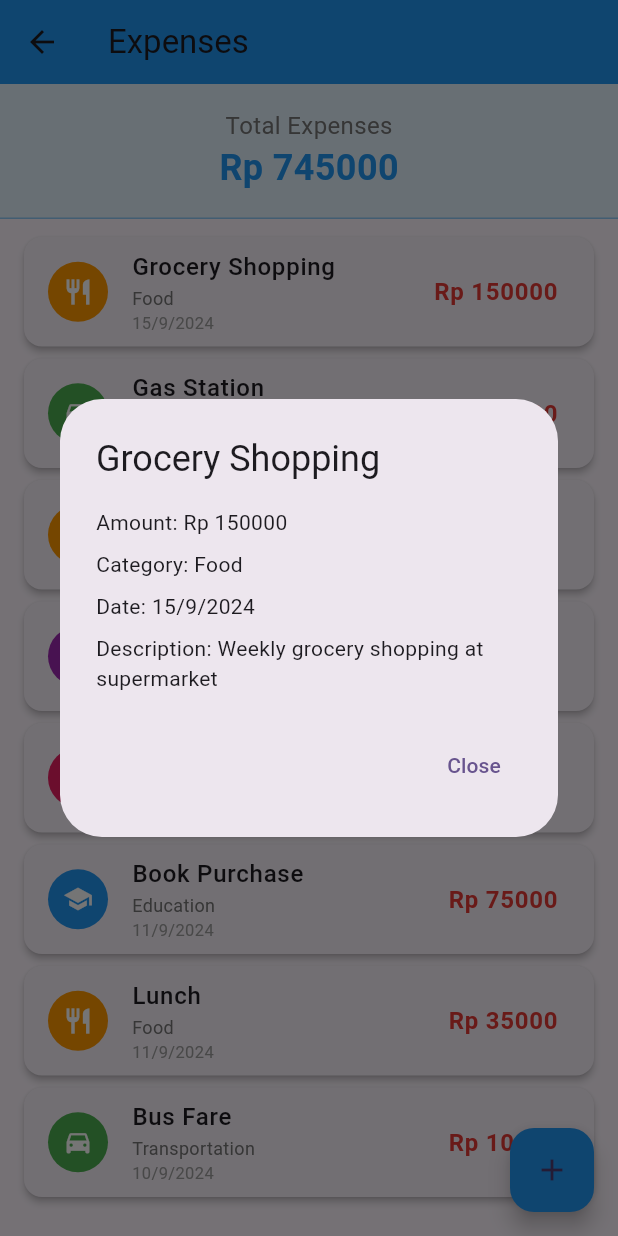
After one commit to siubie/starter_pertemuan_4, a Flutter app: the ExpenseListScreen screen opened directly, after a tap on "Grocery Shopping", on a phone screen of 412 x 824 dp. The commit adds this screen. Run offline on Flutter 3.47's test engine with Material 3 defaults, Android fonts, the light colour scheme and no system bars.

Commit message:
Implement navigation and expense management features across multiple screens

```diff
--- /dev/null
+++ b/lib/models/expense.dart
@@ -0,0 +1,23 @@
+class Expense {
+  final String id;
+  final String title;
+  final double amount;
+  final String category;
+  final DateTime date;
+  final String description;
+
+  Expense({
+    required this.id,
+    required this.title,
+    required this.amount,
+    required this.category,
+    required this.date,
+    required this.description,
+  });
+
+  String get formattedAmount => 'Rp ${amount.toStringAsFixed(0)}';
+
+  String get formattedDate {
+    return '${date.day}/${date.month}/${date.year}';
+  }
+}
--- /dev/null
+++ b/lib/screens/expense_list_screen.dart
@@ -0,0 +1,251 @@
+import 'package:flutter/material.dart';
+import '../models/expense.dart';
+
+class ExpenseListScreen extends StatelessWidget {
+  const ExpenseListScreen({super.key});
+
+  @override
+  Widget build(BuildContext context) {
+    final List<Expense> expenses = [
+      Expense(
+        id: '1',
+        title: 'Grocery Shopping',
+        amount: 150000,
+        category: 'Food',
+        date: DateTime(2024, 9, 15),
+        description: 'Weekly grocery shopping at supermarket',
+      ),
+      Expense(
+        id: '2',
+        title: 'Gas Station',
+        amount: 50000,
+        category: 'Transportation',
+        date: DateTime(2024, 9, 14),
+        description: 'Refuel motorcycle',
+      ),
+      Expense(
+        id: '3',
+        title: 'Coffee Shop',
+        amount: 25000,
+        category: 'Food',
+        date: DateTime(2024, 9, 14),
+        description: 'Morning coffee with friends',
+      ),
+      Expense(
+        id: '4',
+        title: 'Internet Bill',
+        amount: 300000,
+        category: 'Utilities',
+        date: DateTime(2024, 9, 13),
+        description: 'Monthly internet subscription',
+      ),
+      Expense(
+        id: '5',
+        title: 'Movie Tickets',
+        amount: 100000,
+        category: 'Entertainment',
+        date: DateTime(2024, 9, 12),
+        description: 'Weekend movie with family',
+      ),
+      Expense(
+        id: '6',
+        title: 'Book Purchase',
+        amount: 75000,
+        category: 'Education',
+        date: DateTime(2024, 9, 11),
+        description: 'Programming books for study',
+      ),
+      Expense(
+        id: '7',
+        title: 'Lunch',
+        amount: 35000,
+        category: 'Food',
+        date: DateTime(2024, 9, 11),
+        description: 'Lunch at restaurant',
+      ),
+      Expense(
+        id: '8',
+        title: 'Bus Fare',
+        amount: 10000,
+        category: 'Transportation',
+        date: DateTime(2024, 9, 10),
+        description: 'Daily commute to office',
+      ),
+    ];
+
+    return Scaffold(
+      appBar: AppBar(
+        title: Text('Expenses'),
+        backgroundColor: Colors.blue,
+      ),
+      body: Column(
+        children: [
+          Container(
+            width: double.infinity,
+            padding: EdgeInsets.all(16),
+            decoration: BoxDecoration(
+              color: Colors.blue.shade50,
+              border: Border(
+                bottom: BorderSide(color: Colors.blue.shade200),
+              ),
+            ),
+            child: Column(
+              children: [
+                Text(
+                  'Total Expenses',
+                  style: TextStyle(
+                    fontSize: 16,
+                    color: Colors.grey[600],
+                  ),
+                ),
+                Text(
+                  _calculateTotal(expenses),
+                  style: TextStyle(
+                    fontSize: 24,
+                    fontWeight: FontWeight.bold,
+                    color: Colors.blue,
+                  ),
+                ),
+              ],
+            ),
+          ),
+          Expanded(
+            child: ListView.builder(
+              padding: EdgeInsets.all(8),
+              itemCount: expenses.length,
+              itemBuilder: (context, index) {
+                final expense = expenses[index];
+                return Card(
+                  margin: EdgeInsets.symmetric(horizontal: 8, vertical: 4),
+                  elevation: 2,
+                  child: ListTile(
+                    leading: CircleAvatar(
+                      backgroundColor: _getCategoryColor(expense.category),
+                      child: Icon(
+                        _getCategoryIcon(expense.category),
+                        color: Colors.white,
+                        size: 20,
+                      ),
+                    ),
+                    title: Text(
+                      expense.title,
+                      style: TextStyle(
+                        fontWeight: FontWeight.w500,
+                      ),
+                    ),
+                    subtitle: Column(
+                      crossAxisAlignment: CrossAxisAlignment.start,
+                      children: [
+                        Text(
+                          expense.category,
+                          style: TextStyle(
+                            color: Colors.grey[600],
+                            fontSize: 12,
+                          ),
+                        ),
+                        Text(
+                          expense.formattedDate,
+                          style: TextStyle(
+                            color: Colors.grey[500],
+                            fontSize: 11,
+                          ),
+                        ),
+                      ],
+                    ),
+                    trailing: Text(
+                      expense.formattedAmount,
+                      style: TextStyle(
+                        fontWeight: FontWeight.bold,
+                        fontSize: 16,
+                        color: Colors.red[600],
+                      ),
+                    ),
+                    onTap: () {
+                      _showExpenseDetails(context, expense);
+                    },
+                  ),
+                );
+              },
+            ),
+          ),
+        ],
+      ),
+      floatingActionButton: FloatingActionButton(
+        onPressed: () {
+          ScaffoldMessenger.of(context).showSnackBar(
+            SnackBar(content: Text('Add expense feature coming soon!')),
+          );
+        },
+        backgroundColor: Colors.blue,
+        child: Icon(Icons.add),
+      ),
+    );
+  }
+
+  String _calculateTotal(List<Expense> expenses) {
+    double total = expenses.fold(0, (sum, expense) => sum + expense.amount);
+    return 'Rp ${total.toStringAsFixed(0)}';
+  }
+
+  Color _getCategoryColor(String category) {
+    switch (category.toLowerCase()) {
+      case 'food':
+        return Colors.orange;
+      case 'transportation':
+        return Colors.green;
+      case 'utilities':
+        return Colors.purple;
+      case 'entertainment':
+        return Colors.pink;
+      case 'education':
+        return Colors.blue;
+      default:
+        return Colors.grey;
+    }
+  }
+
+  IconData _getCategoryIcon(String category) {
+    switch (category.toLowerCase()) {
+      case 'food':
+        return Icons.restaurant;
+      case 'transportation':
+        return Icons.directions_car;
+      case 'utilities':
+        return Icons.home;
+      case 'entertainment':
+        return Icons.movie;
+      case 'education':
+        return Icons.school;
+      default:
+        return Icons.attach_money;
+    }
+  }
+
+  void _showExpenseDetails(BuildContext context, Expense expense) {
+    showDialog(
+      context: context,
+      builder: (context) => AlertDialog(
+        title: Text(expense.title),
+        content: Column(
+          mainAxisSize: MainAxisSize.min,
+          crossAxisAlignment: CrossAxisAlignment.start,
+          children: [
+            Text('Amount: ${expense.formattedAmount}'),
+            SizedBox(height: 8),
+            Text('Category: ${expense.category}'),
+            SizedBox(height: 8),
+            Text('Date: ${expense.formattedDate}'),
+            SizedBox(height: 8),
+            Text('Description: ${expense.description}'),
+          ],
+        ),
+        actions: [
+          TextButton(
+            onPressed: () => Navigator.pop(context),
+            child: Text('Close'),
+          ),
+        ],
+      ),
+    );
+  }
+}
--- a/lib/screens/home_screen.dart
+++ b/lib/screens/home_screen.dart
@@ -1,4 +1,6 @@
 import 'package:flutter/material.dart';
+import 'login_screen.dart';
+import 'expense_list_screen.dart';
 
 class HomeScreen extends StatelessWidget {
   const HomeScreen({super.key});
@@ -12,7 +14,11 @@ class HomeScreen extends StatelessWidget {
         actions: [
           IconButton(
             onPressed: () {
-              // Handle logout
+              Navigator.pushAndRemoveUntil(
+                context,
+                MaterialPageRoute(builder: (context) => const LoginScreen()),
+                (route) => false,
+              );
             },
             icon: Icon(Icons.logout),
           ),
@@ -72,7 +78,11 @@ class HomeScreen extends StatelessWidget {
               leading: Icon(Icons.logout),
               title: Text('Logout'),
               onTap: () {
-                // Handle logout
+                Navigator.pushAndRemoveUntil(
+                  context,
+                  MaterialPageRoute(builder: (context) => const LoginScreen()),
+                  (route) => false,
+                );
               },
             ),
           ],
@@ -98,10 +108,15 @@ class HomeScreen extends StatelessWidget {
                 crossAxisSpacing: 16,
                 mainAxisSpacing: 16,
                 children: [
-                  _buildDashboardCard('Profile', Icons.person, Colors.green),
-                  _buildDashboardCard('Messages', Icons.message, Colors.orange),
-                  _buildDashboardCard('Settings', Icons.settings, Colors.purple),
-                  _buildDashboardCard('Help', Icons.help, Colors.red),
+                  _buildDashboardCard('Expenses', Icons.attach_money, Colors.green, () {
+                    Navigator.push(
+                      context,
+                      MaterialPageRoute(builder: (context) => const ExpenseListScreen()),
+                    );
+                  }),
+                  _buildDashboardCard('Profile', Icons.person, Colors.blue, null),
+                  _buildDashboardCard('Messages', Icons.message, Colors.orange, null),
+                  _buildDashboardCard('Settings', Icons.settings, Colors.purple, null),
                 ],
               ),
             ),
@@ -111,12 +126,15 @@ class HomeScreen extends StatelessWidget {
     );
   }
 
-  Widget _buildDashboardCard(String title, IconData icon, Color color) {
+  Widget _buildDashboardCard(String title, IconData icon, Color color, VoidCallback? onTap) {
     return Card(
       elevation: 4,
-      child: InkWell(
-        onTap: () {
-          // Handle card tap
+      child: Builder(
+        builder: (context) => InkWell(
+          onTap: onTap ?? () {
+            ScaffoldMessenger.of(context).showSnackBar(
+              SnackBar(content: Text('$title feature coming soon!')),
+            );
           },
           child: Container(
             padding: EdgeInsets.all(16),
@@ -136,6 +154,7 @@ class HomeScreen extends StatelessWidget {
             ),
           ),
         ),
+      ),
     );
   }
 }
--- a/lib/screens/login_screen.dart
+++ b/lib/screens/login_screen.dart
@@ -1,4 +1,6 @@
 import 'package:flutter/material.dart';
+import 'register_screen.dart';
+import 'home_screen.dart';
 
 class LoginScreen extends StatelessWidget {
   const LoginScreen({super.key});
@@ -50,7 +52,10 @@ class LoginScreen extends StatelessWidget {
               width: double.infinity,
               child: ElevatedButton(
                 onPressed: () {
-                  // Handle login
+                  Navigator.pushReplacement(
+                    context,
+                    MaterialPageRoute(builder: (context) => const HomeScreen()),
+                  );
                 },
                 style: ElevatedButton.styleFrom(
                   backgroundColor: Colors.blue,
@@ -71,7 +76,10 @@ class LoginScreen extends StatelessWidget {
                 Text("Don't have an account? "),
                 TextButton(
                   onPressed: () {
-                    // Navigate to register
+                    Navigator.push(
+                      context,
+                      MaterialPageRoute(builder: (context) => const RegisterScreen()),
+                    );
                   },
                   child: Text('Register'),
                 ),
--- a/lib/screens/register_screen.dart
+++ b/lib/screens/register_screen.dart
@@ -1,4 +1,6 @@
 import 'package:flutter/material.dart';
+import 'login_screen.dart';
+import 'home_screen.dart';
 
 class RegisterScreen extends StatelessWidget {
   const RegisterScreen({super.key});
@@ -81,7 +83,10 @@ class RegisterScreen extends StatelessWidget {
               width: double.infinity,
               child: ElevatedButton(
                 onPressed: () {
-                  // Handle register
+                  Navigator.pushReplacement(
+                    context,
+                    MaterialPageRoute(builder: (context) => const HomeScreen()),
+                  );
                 },
                 style: ElevatedButton.styleFrom(
                   backgroundColor: Colors.blue,
@@ -102,7 +107,7 @@ class RegisterScreen extends StatelessWidget {
                 Text("Already have an account? "),
                 TextButton(
                   onPressed: () {
-                    // Navigate to login
+                    Navigator.pop(context);
                   },
                   child: Text('Login'),
                 ),
```
Also changed, not shown: 2 other files. Lines whose indentation alone changed are shown as unchanged.
